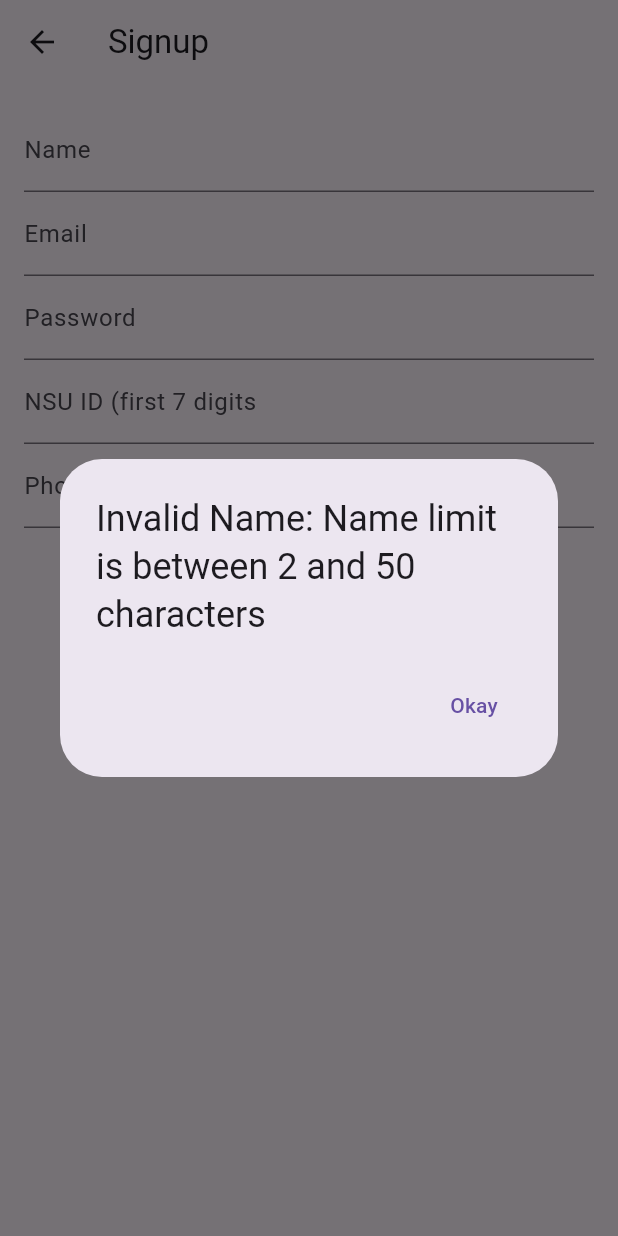
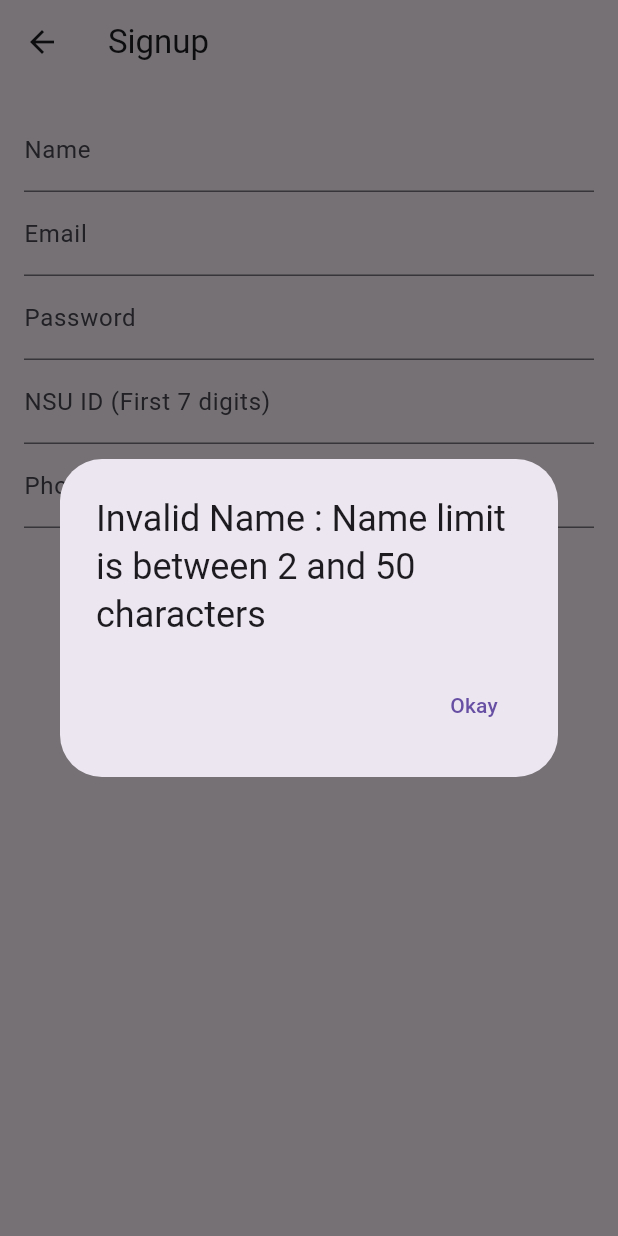
Before and after one commit to Mostakim52/khuje_nao, a Flutter app: the SignupScreen screen opened directly, after a tap on "Signup", on a phone screen of 412 x 824 dp. Run offline on Flutter 3.47's test engine with Material 3 defaults, Android fonts, the phone set to English and light mode, and no system bars; our stand-ins replace awesome_notifications, flutter_chat_types, flutter_chat_ui, flutter_secure_storage, image_picker; accounts and stored records are empty; network calls fail.

Commit message:
Added extra keys to localisation and implemented on login and signup

```diff
--- a/lib/localization.dart
+++ b/lib/localization.dart
@@ -10,7 +10,7 @@ class AppLocalization {
       'name' : 'Name',
       'email' : 'Email',
       'password' : 'Password',
-      'id' : 'NSU ID',
+      'id' : 'NSU ID (First 7 digits)',
       'phone_no' : 'Phone Number',
       'okay' : 'Okay',
       'chat' : 'Chat',
@@ -20,6 +20,15 @@ class AppLocalization {
       'invalid_id'   : 'Invalid NSU ID. Must be first 7 digits of NSU ID.',
       'invalid_phone': 'Invalid phone number: \nMake sure the number starts with 01, \nthe third digit is 3 through 9 (for valid operators), \nand the total length is exactly 11 digits',
       'signup_fail'  : 'Signup failed',
+      'remember_me'  : 'Remember Me',
+      'go_home'      : 'Go Home',
+      'login_failed' : 'Login Failed.',
+      'failed_otp'   : 'Failed to send OTP. Please try again.',
+      'cancel'       : 'Cancel',
+      'otp_verified' : 'OTP Verified! Redirecting...',
+      'otp_invalid'  : 'Invalid OTP. Please try again.',
+      'otp_send'     : 'Enter OTP send to your mail: ',
+      'verify'       : 'Verify',
 
   },
     'bd': {
@@ -29,7 +38,7 @@ class AppLocalization {
       'name': 'নাম',
       'email': 'ই-মেইল',
       'password': 'পাসওয়ার্ড',
-      'id': 'NSU আইডি',
+      'id': 'NSU আইডি (প্রথম 7 সংখ্যা)',
       'chat': 'চ্যাট',
       'phone_no': 'ফোন নম্বর',
       'okay': 'ঠিক আছে',
@@ -39,6 +48,15 @@ class AppLocalization {
       'invalid_id': 'অবৈধ NSU আইডি। প্রথম 7 সংখ্যার NSU আইডি হতে হবে।',
       'invalid_phone': 'অবৈধ ফোন নম্বর: নিশ্চিত করুন যে নম্বরটি 01 দিয়ে শুরু হয়েছে, তৃতীয় সংখ্যা 3 থেকে 9 এর মধ্যে এবং মোট সংখ্যা 11টি অক্ষরের সমান।',
       'signup_fail': 'নিবন্ধন ব্যর্থ হয়েছে',
+      'remember_me': 'আমাকে মনে রেখো',
+      'go_home' : 'মূল পৃষ্ঠায় যান',
+      'login_failed' : 'লগইন ব্যর্থ হয়েছে৷',
+      'failed_otp'   : 'OTP পাঠাতে ব্যর্থ হয়েছে। আবার চেষ্টা করুন.',
+      'cancel' : 'বাতিল করুন',
+      'otp_verified' : 'OTP যাচাইকৃত! পুনঃনির্দেশ করা হচ্ছে...',
+      'otp_invalid'  : 'অবৈধ OTP আবার চেষ্টা করুন.',
+      'otp_send'     : 'আপনার মেইলে পাঠানো OTP লিখুন: ',
+      'verify'       : 'যাচাই করুন',
     }
   };
 
--- a/lib/signup_screen.dart
+++ b/lib/signup_screen.dart
@@ -1,5 +1,7 @@
 import 'package:flutter/material.dart';
+import 'package:flutter_secure_storage/flutter_secure_storage.dart';
 import 'api_service.dart';
+import 'localization.dart';
 
 class SignupScreen extends StatefulWidget {
   const SignupScreen({super.key});
@@ -11,11 +13,25 @@ class SignupScreen extends StatefulWidget {
 class _SignupScreenState extends State<SignupScreen> {
   final ApiService apiService = ApiService();
   final _formKey = GlobalKey<FormState>();
+  final _storage = const FlutterSecureStorage(); // For secure storage
+  String _language = 'en'; // Default language
   String name = '';
   String email = '';
   String password = '';
   int nsu_id = 0;
   String phone_number = ''; // Default value for the dropdown
+
+  @override
+  void initState() {
+    super.initState();
+    _loadLanguage();
+  }
+  Future<void> _loadLanguage() async {
+    String? storedLanguage = await _storage.read(key: 'language');
+    setState(() {
+      _language = storedLanguage ?? 'en';
+    });
+  }
 
   void _showResponseDialog(String messagediag) {
     showDialog(
@@ -40,12 +56,12 @@ class _SignupScreenState extends State<SignupScreen> {
     if (_formKey.currentState!.validate()) {
       int response = await apiService.signup(name, email, password, nsu_id, phone_number);
       switch(response){
-        case -1: _showResponseDialog("Invalid Name: Name limit is between 2 and 50 characters");
-        case -2: _showResponseDialog("Invalid email");
-        case -3: _showResponseDialog("Invalid password: Must be at least 8 characters and have at least 1 uppercase letter and a number");
-        case -4: _showResponseDialog("Invalid NSU ID. Must be first 7 digits of NSU ID.");
-        case -5: _showResponseDialog("Invalid phone number: Make sure The number starts with 01, the third digit is 3 through 9 (for valid operators and the total length is exactly 11 digits.");
-        case -6: _showResponseDialog("Sign Up failed");
+        case -1: _showResponseDialog(AppLocalization.getString(_language,"invalid_name"));
+        case -2: _showResponseDialog(AppLocalization.getString(_language,"invalid_mail"));
+        case -3: _showResponseDialog(AppLocalization.getString(_language,"invalid_pass"));
+        case -4: _showResponseDialog(AppLocalization.getString(_language,"invalid_id"));
+        case -5: _showResponseDialog(AppLocalization.getString(_language,"invalid_phone"));
+        case -6: _showResponseDialog(AppLocalization.getString(_language,"signup_fail"));
         case 0: _showResponseDialog("Sign Up Successful"); Navigator.pop(context);
       }
     }
@@ -54,7 +70,7 @@ class _SignupScreenState extends State<SignupScreen> {
   @override
   Widget build(BuildContext context) {
     return Scaffold(
-      appBar: AppBar(title: const Text('Signup')),
+      appBar: AppBar(title: Text(AppLocalization.getString(_language,"signup"))),
       body: Form(
         key: _formKey,
         child: Padding(
@@ -62,26 +78,26 @@ class _SignupScreenState extends State<SignupScreen> {
           child: Column(
             children: <Widget>[
               TextFormField(
-                decoration: const InputDecoration(labelText: 'Name'),
+                decoration: InputDecoration(labelText: AppLocalization.getString(_language,"name")),
                 onChanged: (value) => setState(() => name = value),
               ),
               TextFormField(
-                decoration: const InputDecoration(labelText: 'Email'),
+                decoration: InputDecoration(labelText: AppLocalization.getString(_language,"email")),
                 keyboardType: TextInputType.emailAddress,
                 onChanged: (value) => setState(() => email = value),
               ),
               TextFormField(
-                decoration: const InputDecoration(labelText: 'Password'),
+                decoration: InputDecoration(labelText: AppLocalization.getString(_language,"password")),
                 obscureText: true,
                 onChanged: (value) => setState(() => password = value),
               ),
               TextFormField(
-                decoration: const InputDecoration(labelText: 'NSU ID (first 7 digits'),
+                decoration: InputDecoration(labelText: AppLocalization.getString(_language,"id")),
                 keyboardType: TextInputType.number,
                 onChanged: (value) => setState(() => nsu_id = int.parse(value)),
               ),
               TextFormField(
-                decoration: const InputDecoration(labelText: 'Phone Number'),
+                decoration: InputDecoration(labelText: AppLocalization.getString(_language,"phone_no")),
                 keyboardType: TextInputType.phone,
                 onChanged: (value) => setState(() => phone_number = value),
               ),
@@ -89,7 +105,7 @@ class _SignupScreenState extends State<SignupScreen> {
               const SizedBox(height: 20),
               ElevatedButton(
                 onPressed: signup,
-                child: const Text('Signup'),
+                child: Text(AppLocalization.getString(_language,"signup")),
               ),
             ],
           ),
```
Also changed, not shown: lib/login_screen.dart (+24 -16 lines).
